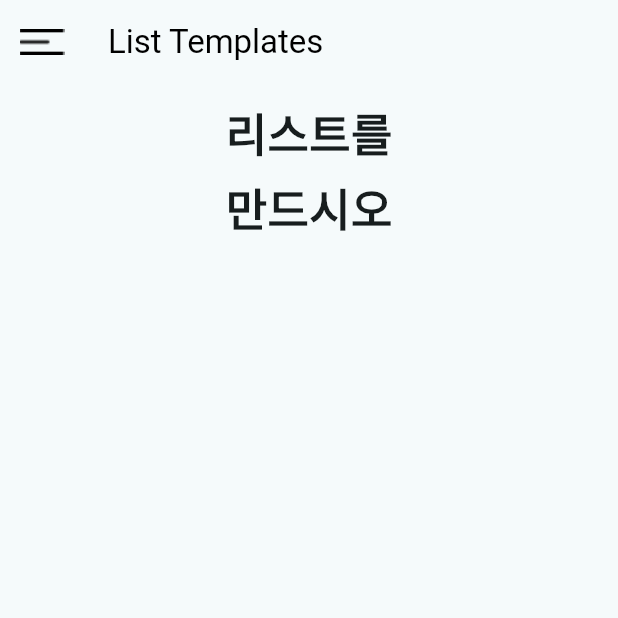
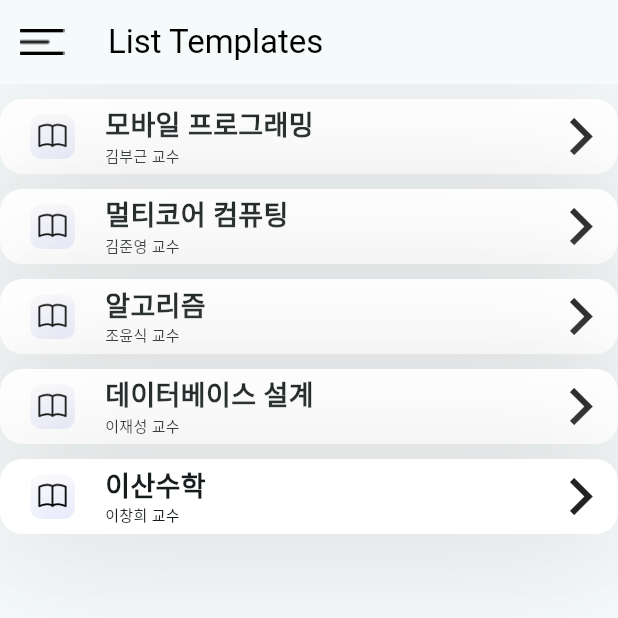
Before and after one commit to junehyeok129/23-2MobileProgramming, a Flutter app: the ListTemplate screen opened directly, on a phone screen of 412 x 824 dp, the top half of it. Run offline on Flutter 3.47's test engine with Material 2 defaults, Android fonts, the phone set to English and light mode, and no system bars.

Commit message:
Update listTemplate.dart

```diff
--- a/MobileProgramming/lib/listTemplate.dart
+++ b/MobileProgramming/lib/listTemplate.dart
@@ -3,6 +3,30 @@ import 'package:loa/main.dart';
 
 class ListTemplate extends StatelessWidget {
   @override
+
+  final List<Map<String, dynamic>> course = [
+    {
+      'name': '모바일 프로그래밍',
+      'professor': '김부근 교수'
+    },
+    {
+      'name':'멀티코어 컴퓨팅',
+      'professor':'김준영 교수'
+    },
+    {
+      'name':'알고리즘',
+      'professor':'조윤식 교수'
+    },
+    {
+      'name':'데이터베이스 설계',
+      'professor':'이재성 교수'
+    },
+    {
+      'name':'이산수학',
+      'professor':'이창희 교수'
+    }
+
+  ];
   Widget build(BuildContext context) {
     return Scaffold(
       appBar: AppBar(
@@ -25,28 +49,89 @@ class ListTemplate extends StatelessWidget {
       ),
       drawer: LoaDrawer(),
       //TODO
-      body: ListView(
-        padding: const EdgeInsets.all(8),
+      body: showlist(),
+    );
+  }
+  Widget showlist(){
+    return ListView.builder(
+      scrollDirection: Axis.vertical,
+      itemCount: course.length,
+      itemBuilder: (BuildContext context, int i){
+        String name = course[i]['name'];
+        String professer = course[i]['professor'];
+
+        return Column(
           children: [
             Container(
+              height: 10,
+            ),
+            InkWell(
+              onTap: (){
+                //여기에 route 지정해줘서 움직이도록
+              },
+              child: Container(
+                decoration: BoxDecoration(
+                  color: Colors.white,
+                  borderRadius: BorderRadius.circular(15),
+                  boxShadow: [
+                    BoxShadow(
+                      offset: Offset(0,10),
+                      blurRadius: 80,
+                      color: Color(0xFFD3D3D3).withOpacity(.84),
+                    ),
+                  ],
+                ),
+                child: Row(
+                  children: [
+                    Container(
+                      padding: EdgeInsets.all(50),
                       height: 50,
-            child: const Center(
-              child: Text('리스트를',style: TextStyle(
-                fontWeight: FontWeight.bold,
-                fontSize: 30
-              ),),
+                      width: 20
+                    ),
+                    Container(
+                      height: 30,
+                      width: 30,
+                      child: Center(
+                        child: Image.asset('assets/images/listTemplate.png'),
                       ),
                     ),
                     Container(
+                      padding: EdgeInsets.all(50),
                       height: 50,
-            child: const Center(
-              child: Text('만드시오',style: TextStyle(
-                  fontWeight: FontWeight.bold,
-                  fontSize: 30),
+                      width: 20,
                     ),
-          )),
+                    Column(
+                      crossAxisAlignment: CrossAxisAlignment.start,
+                      children: <Widget>[
+                        Text(name,
+                              style: TextStyle(
+                                fontSize: 18, fontWeight: FontWeight.w600
+                              ),),
+                        Text(professer,
+                          style: TextStyle(
+                              fontSize: 10, fontWeight: FontWeight.w200
+                          ),)
                       ],
                     ),
+                    Expanded(child: Container(
+                      child: Row(
+                        mainAxisAlignment: MainAxisAlignment.end,
+                        children: [
+                        Icon(
+                           Icons.chevron_right,
+                           size: 50, //Icon Size
+                         ),
+                        ],
+                      ),
+                    ))
+
+                  ],
+                ),
+              ),
+            )
+          ],
+        );
+      },
     );
   }
 }
```
Lines whose indentation alone changed are shown as unchanged.
